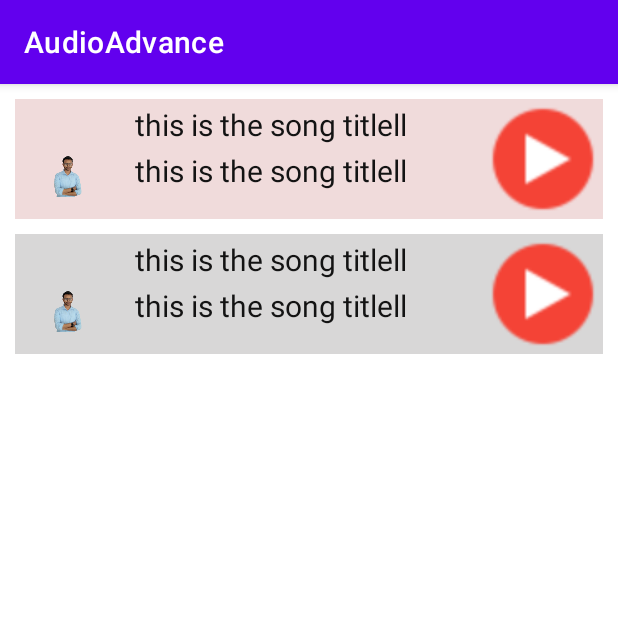
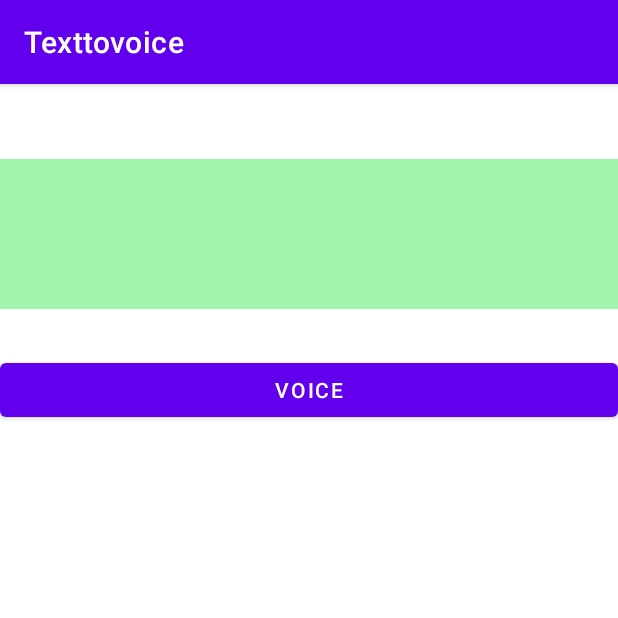
Before and after one commit to Foysalrabby/Androiad-2, an Android app: the screen it shows after launch (MainActivity), on a phone screen of 412 x 824 dp, the top half of it. Run offline under Robolectric (Android 15) with nearby library versions, the phone set to English and light mode, and no system bars.

Commit message:
textvoice
text into voice

```diff
--- a/src/main/AndroidManifest.xml
+++ b/src/main/AndroidManifest.xml
@@ -1,7 +1,7 @@
 <?xml version="1.0" encoding="utf-8"?>
 <manifest xmlns:android="http://schemas.android.com/apk/res/android"
     xmlns:tools="http://schemas.android.com/tools"
-    package="com.example.audioadvance">
+    package="com.example.texttovoice">
 
     <application
         android:allowBackup="true"
@@ -11,7 +11,7 @@
         android:label="@string/app_name"
         android:roundIcon="@mipmap/ic_launcher_round"
         android:supportsRtl="true"
-        android:theme="@style/Theme.AudioAdvance"
+        android:theme="@style/Theme.Texttovoice"
         tools:targetApi="31">
         <activity
             android:name=".MainActivity"
--- /dev/null
+++ b/src/main/java/com/example/texttovoice/MainActivity.java
@@ -0,0 +1,43 @@
+package com.example.texttovoice;
+
+import androidx.appcompat.app.AppCompatActivity;
+
+import android.os.Bundle;
+import android.speech.tts.TextToSpeech;
+import android.view.View;
+import android.widget.Button;
+import android.widget.EditText;
+
+public class MainActivity extends AppCompatActivity {
+
+    Button button;
+    EditText editText;
+    TextToSpeech texttospeach;
+
+    @Override
+    protected void onCreate(Bundle savedInstanceState) {
+        super.onCreate(savedInstanceState);
+        setContentView(R.layout.activity_main);
+        editText=findViewById(R.id.edittext);
+        button=findViewById(R.id.button);
+        texttospeach=new TextToSpeech(MainActivity.this, new TextToSpeech.OnInitListener() {
+            @Override
+            public void onInit(int i) {
+
+            }
+        });
+
+
+
+        button.setOnClickListener(new View.OnClickListener() {
+            @Override
+            public void onClick(View view) {
+;
+                texttospeach.speak(""+editText.getText().toString(),TextToSpeech.QUEUE_FLUSH,null,null);
+
+            }
+        });
+
+
+    }
+}
--- a/src/main/res/layout/activity_main.xml
+++ b/src/main/res/layout/activity_main.xml
@@ -3,115 +3,27 @@
     xmlns:app="http://schemas.android.com/apk/res-auto"
     xmlns:tools="http://schemas.android.com/tools"
     android:layout_width="match_parent"
+    android:orientation="vertical"
     android:layout_height="match_parent"
-    android:orientation="vertical"
-    android:layout_margin="10dp"
     tools:context=".MainActivity">
-    <LinearLayout
+
+    <EditText
+        android:layout_marginTop="50dp"
+        android:id="@+id/edittext"
+        android:layout_width="match_parent"
+        android:padding="30dp"
+        android:layout_height="100dp"
+        android:background="#A1F4AC"
+        />
+    <Button
+        android:id="@+id/button"
         android:layout_width="match_parent"
         android:layout_height="wrap_content"
-        android:orientation="horizontal"
-        android:background="#33B64A4A"
-        >
+        android:layout_marginTop="30dp"
+        android:text="voice"
 
+        />
 
-        <ImageView
-            android:layout_width="80dp"
-            android:layout_height="80dp"
-            android:src="@drawable/rabby"
-            />
-
-
-        <LinearLayout
-            android:layout_width="match_parent"
-            android:layout_height="80dp"
-            android:layout_weight="1"
-            android:orientation="vertical"
-            >
-            <TextView
-                android:layout_width="wrap_content"
-                android:layout_height="wrap_content"
-                android:text="this is the song titlell"
-                android:textSize="20dp"
-                android:textColor="#131313"
-                android:layout_marginTop="3dp"
-                android:maxLines="2"
-                />
-            <TextView
-                android:layout_width="wrap_content"
-                android:layout_height="wrap_content"
-                android:text="this is the song titlell"
-                android:textSize="20dp"
-                android:textColor="#131313"
-                android:layout_marginTop="3dp"
-                android:maxLines="2"
-                />
-
-        </LinearLayout>
-
-        <ImageView
-            android:id="@+id/playbtn1"
-            android:layout_width="80dp"
-            android:layout_height="80dp"
-            android:src="@drawable/playbtn"
-            android:tag="Not_Playing"
-            />
-
-
-    </LinearLayout>
-
-    <LinearLayout
-        android:layout_marginTop="10dp"
-        android:layout_width="match_parent"
-        android:layout_height="wrap_content"
-        android:orientation="horizontal"
-        android:background="#333C3B3B"
-        >
-
-
-        <ImageView
-            android:layout_width="80dp"
-            android:layout_height="80dp"
-            android:src="@drawable/rabby"
-            />
-
-
-        <LinearLayout
-            android:layout_width="match_parent"
-            android:layout_height="80dp"
-            android:layout_weight="1"
-            android:orientation="vertical"
-            >
-            <TextView
-                android:layout_width="wrap_content"
-                android:layout_height="wrap_content"
-                android:text="this is the song titlell"
-                android:textSize="20dp"
-                android:textColor="#131313"
-                android:layout_marginTop="3dp"
-                android:maxLines="2"
-                />
-            <TextView
-                android:layout_width="wrap_content"
-                android:layout_height="wrap_content"
-                android:text="this is the song titlell"
-                android:textSize="20dp"
-                android:textColor="#131313"
-                android:layout_marginTop="3dp"
-                android:maxLines="2"
-                />
-
-        </LinearLayout>
-
-        <ImageView
-            android:id="@+id/playbtn2"
-            android:layout_width="80dp"
-            android:layout_height="80dp"
-            android:src="@drawable/playbtn"
-            />
-
-
-    </LinearLayout>
 
 
 </LinearLayout>
--- a/src/main/res/values-night/themes.xml
+++ b/src/main/res/values-night/themes.xml
@@ -1,6 +1,6 @@
 <resources xmlns:tools="http://schemas.android.com/tools">
     <!-- Base application theme. -->
-    <style name="Theme.AudioAdvance" parent="Theme.MaterialComponents.DayNight.DarkActionBar">
+    <style name="Theme.Texttovoice" parent="Theme.MaterialComponents.DayNight.DarkActionBar">
         <!-- Primary brand color. -->
         <item name="colorPrimary">@color/purple_200</item>
         <item name="colorPrimaryVariant">@color/purple_700</item>
--- a/src/main/res/values/strings.xml
+++ b/src/main/res/values/strings.xml
@@ -1,3 +1,3 @@
 <resources>
-    <string name="app_name">AudioAdvance</string>
+    <string name="app_name">Texttovoice</string>
 </resources>
--- a/src/main/res/values/themes.xml
+++ b/src/main/res/values/themes.xml
@@ -1,6 +1,6 @@
 <resources xmlns:tools="http://schemas.android.com/tools">
     <!-- Base application theme. -->
-    <style name="Theme.AudioAdvance" parent="Theme.MaterialComponents.DayNight.DarkActionBar">
+    <style name="Theme.Texttovoice" parent="Theme.MaterialComponents.DayNight.DarkActionBar">
         <!-- Primary brand color. -->
         <item name="colorPrimary">@color/purple_500</item>
         <item name="colorPrimaryVariant">@color/purple_700</item>
```
Also changed, not shown: 2 other files.
